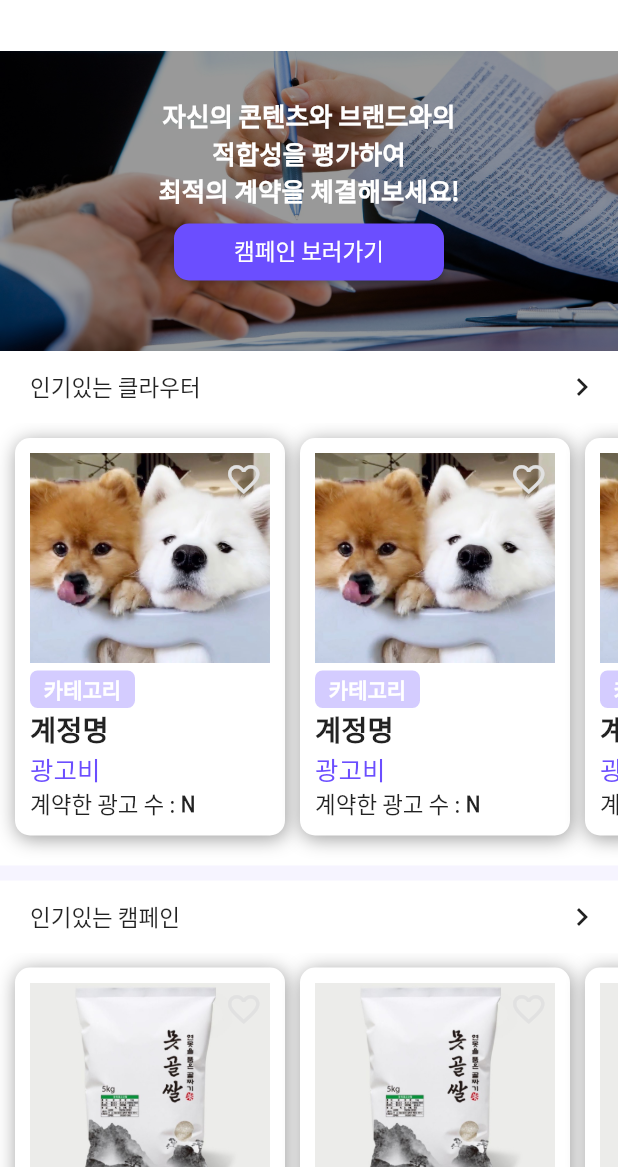
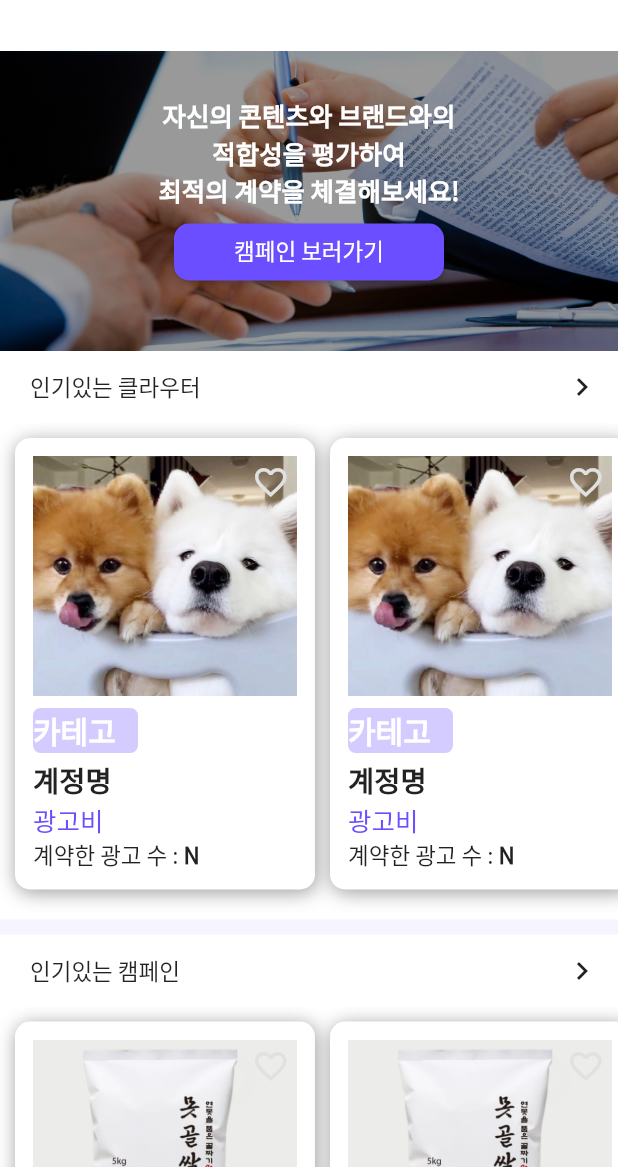
Before and after one commit to dontk1llme/CLOUT, a Flutter app: the Home screen opened directly, on a phone screen of 412 x 824 dp, the part 69-1236 px from its top. Run offline on Flutter 3.47's test engine with Material 2 defaults, Android fonts, the phone set to English and light mode, and no system bars; our stand-ins replace dropdown_button2, get, multi_select_flutter, numberpicker, percent_indicator, syncfusion_flutter_sliders; missing offline and left inert: syncfusion_flutter_core.

Commit message:
Fix: ItemBox 위젯, CategoryList 위젯 반응형으로 수정, 목록 grid
- clouter_item_box 위젯 반응형으로 수정
- campaign_item_box 위젯 반응형으로 수정
- category_list 위젯 반응형으로 수정
- campaign_list 페이지 grid로 수정
- clouter_list 페이지 grid로 수정
- Input 위젯 padding 삭제
- 로그인 페이지 padding 값 추가

```diff
--- a/clout/lib/screens/chatting/widgets/left_chat.dart
+++ b/clout/lib/screens/chatting/widgets/left_chat.dart
@@ -45,7 +45,7 @@ class LeftChat extends StatelessWidget {
                   child: Text(
                     message,
                     style: TextStyle(
-                      fontSize: 19,
+                      fontSize: 15,
                     ),
                     softWrap: true, // 줄바꿈 활성화
                     maxLines: null,
@@ -56,7 +56,7 @@ class LeftChat extends StatelessWidget {
                   child: Text(
                     '11:17',
                     style: TextStyle(
-                      fontSize: 13,
+                      fontSize: 11,
                       color: style.colors['gray'],
                     ),
                   ),
--- a/clout/lib/screens/chatting/widgets/right_chat.dart
+++ b/clout/lib/screens/chatting/widgets/right_chat.dart
@@ -31,7 +31,7 @@ class RightChat extends StatelessWidget {
                 message,
                 style: TextStyle(
                   color: style.colors['white'],
-                  fontSize: 19,
+                  fontSize: 15,
                 ),
                 softWrap: true, // 줄바꿈 활성화
                 maxLines: null,
@@ -44,7 +44,7 @@ class RightChat extends StatelessWidget {
           child: Text(
             '11:17',
             style: TextStyle(
-              fontSize: 13,
+              fontSize: 11,
               color: style.colors['gray'],
             ),
           ),
--- a/clout/lib/screens/login/login.dart
+++ b/clout/lib/screens/login/login.dart
@@ -98,6 +98,7 @@ class _LoginState extends State<Login> {
                         placeholder: '이메일 입력',
                         setText: setEmail,
                       ),
+                      SizedBox(height: 15),
                       Input(
                         placeholder: '패스워드 입력',
                         setText: setPassword,
@@ -134,9 +135,7 @@ class _LoginState extends State<Login> {
                   ))),
           SizedBox(
             height: 50,
-            child: Row(
-                mainAxisAlignment: MainAxisAlignment.center,
-                children: [
+            child: Row(mainAxisAlignment: MainAxisAlignment.center, children: [
               Text('계정이 아직 없다면?',
                   style: style.textTheme.bodyMedium
                       ?.copyWith(color: style.colors['gray'])),
--- a/clout/lib/widgets/list/campaign_item_box.dart
+++ b/clout/lib/widgets/list/campaign_item_box.dart
@@ -1,7 +1,8 @@
 import 'package:flutter/material.dart';
-import '../../style.dart' as style;
+import 'package:clout/style.dart' as style;
 
-import '../buttons/like_button.dart';
+// widgets
+import 'package:clout/widgets/buttons/like_button.dart';
 
 class CampaignItemBox extends StatefulWidget {
   const CampaignItemBox({super.key});
@@ -21,9 +22,17 @@ class _CampaignItemBoxState extends State<CampaignItemBox> {
 
   @override
   Widget build(BuildContext context) {
+    final screenWidth = MediaQuery.of(context).size.width;
+
+    final boxWidth = screenWidth > 400 ? 200.0 : 165.0;
+    final boxPadding = screenWidth > 400 ? 12.0 : 10.0;
+    final imageSize = screenWidth > 400 ? 160.0 : 130.0;
+    final categoryNameWidth = screenWidth > 400 ? 70.0 : 55.0;
+    final categoryNameHeight = screenWidth > 400 ? 30.0 : 20.0;
+
     return Container(
-        width: 180,
-        padding: EdgeInsets.all(10),
+      width: boxWidth,
+      padding: EdgeInsets.all(boxPadding),
       decoration: BoxDecoration(
         color: style.colors['white'],
         borderRadius: BorderRadius.circular(10),
@@ -33,14 +42,13 @@ class _CampaignItemBoxState extends State<CampaignItemBox> {
         crossAxisAlignment: CrossAxisAlignment.start,
         children: [
           Stack(
-              alignment: Alignment.topRight, // 아이콘을 오른쪽 상단에 배치
+            alignment: Alignment.topRight,
             children: [
               Image.asset(
                 'assets/images/itemImage.jpg',
-                  width: 180,
-                  height: 140,
-                  fit: BoxFit
-                      .cover, // 이미지 화면에 맞춤(이거 없애면 기존 사진 사이즈대로 보임.. 원하는대로!)
+                width: boxWidth,
+                height: imageSize,
+                fit: BoxFit.cover,
               ),
               LikeButton(isLiked: isItemLiked, onTap: handleItemTap),
             ],
@@ -48,8 +56,8 @@ class _CampaignItemBoxState extends State<CampaignItemBox> {
           Padding(
             padding: EdgeInsets.fromLTRB(0, 8, 0, 4),
             child: SizedBox(
-                width: 70,
-                height: 25,
+              width: categoryNameWidth,
+              height: categoryNameHeight,
               child: DecoratedBox(
                 decoration: BoxDecoration(
                   color: style.colors['category'],
@@ -60,6 +68,7 @@ class _CampaignItemBoxState extends State<CampaignItemBox> {
                       style: TextStyle(
                         color: style.colors['white'],
                         fontWeight: FontWeight.w700,
+                        fontSize: screenWidth > 400 ? 13 : 11,
                       )),
                 ),
               ),
@@ -68,29 +77,35 @@ class _CampaignItemBoxState extends State<CampaignItemBox> {
           Text('제품명',
               style: TextStyle(
                 fontWeight: FontWeight.w700,
-                  fontSize: 19,
+                fontSize: screenWidth > 400 ? 19 : 17,
               )),
           Text('광고비',
               style: TextStyle(
                 color: style.colors['main1'],
                 fontWeight: FontWeight.w500,
-                  fontSize: 17,
+                fontSize: screenWidth > 400 ? 17 : 15,
               )),
-            Row(children: [
+          Row(
+            crossAxisAlignment: CrossAxisAlignment.center,
+            children: [
               Text('업체명',
                   style: TextStyle(
-                    fontSize: 15,
+                    fontSize: screenWidth > 400 ? 15 : 13,
                   )),
               Icon(
                 Icons.star,
                 color: Colors.yellow,
+                size: screenWidth > 400 ? 18 : 15,
               ),
               Text('20.5',
                   style: TextStyle(
                     fontWeight: FontWeight.w600,
+                    fontSize: screenWidth > 400 ? 14 : 11,
                   )),
-            ])
             ],
-        ));
+          )
+        ],
+      ),
+    );
   }
 }
--- a/clout/lib/widgets/list/clouter_item_box.dart
+++ b/clout/lib/widgets/list/clouter_item_box.dart
@@ -1,10 +1,12 @@
-import 'package:clout/widgets/buttons/like_button.dart';
 import 'package:flutter/material.dart';
-import '../../style.dart' as style;
+import 'package:clout/style.dart' as style;
 import 'package:get/get.dart';
 
 // screens
 import 'package:clout/screens/clouter/clouter_detail.dart';
+
+// widgets
+import 'package:clout/widgets/buttons/like_button.dart';
 
 class ClouterItemBox extends StatefulWidget {
   const ClouterItemBox({super.key});
@@ -24,13 +26,22 @@ class _ClouterItemBoxState extends State<ClouterItemBox> {
       });
     }
 
+    final screenWidth = MediaQuery.of(context).size.width;
+    final boxWidth = screenWidth > 400 ? 200.0 : 165.0;
+    final boxPadding = screenWidth > 400 ? 12.0 : 10.0;
+    final imageSize = screenWidth > 400 ? 160.0 : 130.0;
+    final categoryNameWidth = screenWidth > 400 ? 70.0 : 55.0;
+    final categoryNameHeight = screenWidth > 400 ? 30.0 : 20.0;
+    final nameFontSize = screenWidth > 400 ? 19.0 : 17.0;
+    final adFeeFontSize = screenWidth > 400 ? 17.0 : 15.0;
+
     return GestureDetector(
       onTap: () {
-        Get.to(() => ClouterDetail()); // ClouterDetail 페이지로 이동
+        Get.to(() => ClouterDetail());
       },
       child: Container(
-          width: 180,
-          padding: EdgeInsets.all(10),
+        width: boxWidth,
+        padding: EdgeInsets.all(boxPadding),
         decoration: BoxDecoration(
           color: style.colors['white'],
           borderRadius: BorderRadius.circular(10),
@@ -40,61 +51,75 @@ class _ClouterItemBoxState extends State<ClouterItemBox> {
           crossAxisAlignment: CrossAxisAlignment.start,
           children: [
             Stack(
-                alignment: Alignment.topRight, // 아이콘을 오른쪽 상단에 배치
+              alignment: Alignment.topRight,
               children: [
                 Image.asset(
                   'assets/images/clouterImage.jpg',
-                    width: 180,
-                    height: 140,
-                    fit: BoxFit
-                        .cover, // 이미지 화면에 맞춤(이거 없애면 기존 사진 사이즈대로 보임.. 원하는대로!)
+                  width: boxWidth,
+                  height: imageSize,
+                  fit: BoxFit.cover,
                 ),
                 LikeButton(isLiked: isItemLiked, onTap: handleItemTap),
               ],
             ),
             Padding(
-                padding: EdgeInsets.only(top: 5),
+              padding: EdgeInsets.fromLTRB(0, 8, 0, 4),
               child: SizedBox(
-                  width: 70,
-                  height: 25,
+                width: categoryNameWidth,
+                height: categoryNameHeight,
                 child: DecoratedBox(
                   decoration: BoxDecoration(
                     color: style.colors['category'],
                     borderRadius: BorderRadius.circular(5),
                   ),
                   child: Center(
-                      child: Text('카테고리',
+                    child: Text(
+                      '카테고리',
                       style: TextStyle(
                         color: style.colors['white'],
                         fontWeight: FontWeight.w700,
-                          )),
+                        fontSize: categoryNameHeight - 10,
                       ),
                     ),
                   ),
                 ),
-              Text('계정명',
+              ),
+            ),
+            Text(
+              '계정명',
               style: TextStyle(
                 fontWeight: FontWeight.w700,
-                    fontSize: 19,
-                  )),
-              Text('광고비',
+                fontSize: nameFontSize,
+              ),
+            ),
+            Text(
+              '광고비',
               style: TextStyle(
                 color: style.colors['main1'],
                 fontWeight: FontWeight.w500,
-                    fontSize: 17,
-                  )),
-              Row(children: [
-                Text('계약한 광고 수 : ',
+                fontSize: adFeeFontSize,
+              ),
+            ),
+            Row(
+              children: [
+                Text(
+                  '계약한 광고 수 : ',
                   style: TextStyle(
-                      fontSize: 15,
-                    )),
-                Text('N',
+                    fontSize: screenWidth > 400 ? 15 : 13,
+                  ),
+                ),
+                Text(
+                  'N',
                   style: TextStyle(
                     fontWeight: FontWeight.w600,
-                    )),
-              ])
+                    fontSize: screenWidth > 400 ? 15 : 13,
+                  ),
+                ),
               ],
-          )),
+            ),
+          ],
+        ),
+      ),
     );
   }
 }
```
Also changed, not shown: clout/lib/screens/campaign_list/campaign_list.dart (+34 -25 lines), clout/lib/screens/clouter/clouter_list.dart (+23 -14 lines), clout/lib/widgets/buttons/search_detail_button.dart (+11 -7 lines), clout/lib/widgets/list/category_list.dart (+27 -15 lines). Lines whose indentation alone changed are shown as unchanged.
